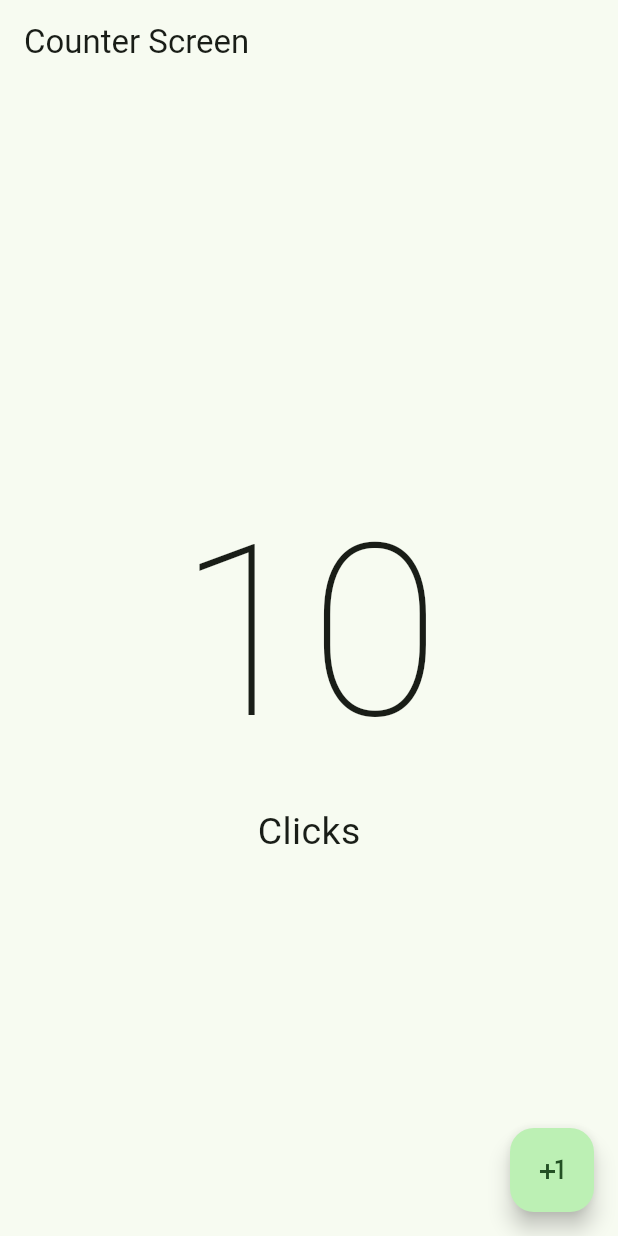
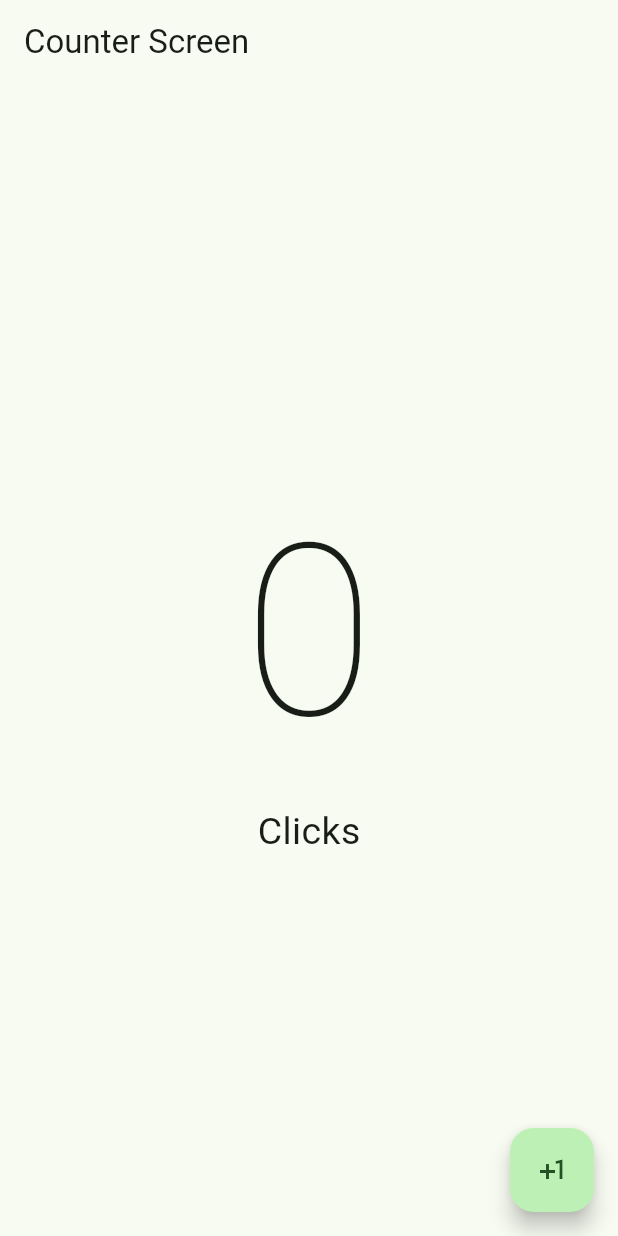
Before and after one commit to SergioBGISC99/hello_world_app, a Flutter app: the screen it shows after launch, on a phone screen of 412 x 824 dp. Run offline on Flutter 3.47's test engine with Material 2 defaults, Android fonts, the phone set to English and light mode, and no system bars.

Commit message:
cambios de estado

```diff
--- a/lib/presentation/screens/counter/counter_screen.dart
+++ b/lib/presentation/screens/counter/counter_screen.dart
@@ -1,7 +1,14 @@
 import 'package:flutter/material.dart';
 
-class CounterScreen extends StatelessWidget {
+class CounterScreen extends StatefulWidget {
   const CounterScreen({super.key});
+
+  @override
+  State<CounterScreen> createState() => _CounterScreenState();
+}
+
+class _CounterScreenState extends State<CounterScreen> {
+  int clickCount = 0;
 
   @override
   Widget build(BuildContext context) {
@@ -9,22 +16,26 @@ class CounterScreen extends StatelessWidget {
       appBar: AppBar(
         title: const Text("Counter Screen"),
       ),
-      body: const Center(
+      body: Center(
           child: Column(
         mainAxisAlignment: MainAxisAlignment.center,
         children: [
           Text(
-            '10',
-            style: TextStyle(fontSize: 160, fontWeight: FontWeight.w100),
+            '$clickCount',
+            style: const TextStyle(fontSize: 160, fontWeight: FontWeight.w100),
           ),
-          Text(
+          const Text(
             'Clicks',
             style: TextStyle(fontSize: 25),
           )
         ],
       )),
       floatingActionButton: FloatingActionButton(
-        onPressed: () {},
+        onPressed: () {
+          setState(() {
+            clickCount++;
+          });
+        },
         child: const Icon(Icons.plus_one),
       ),
     );
```
